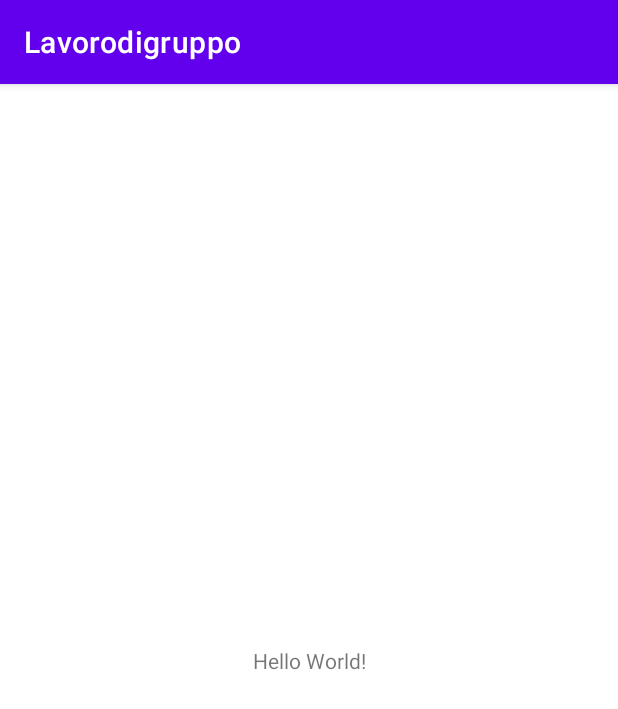
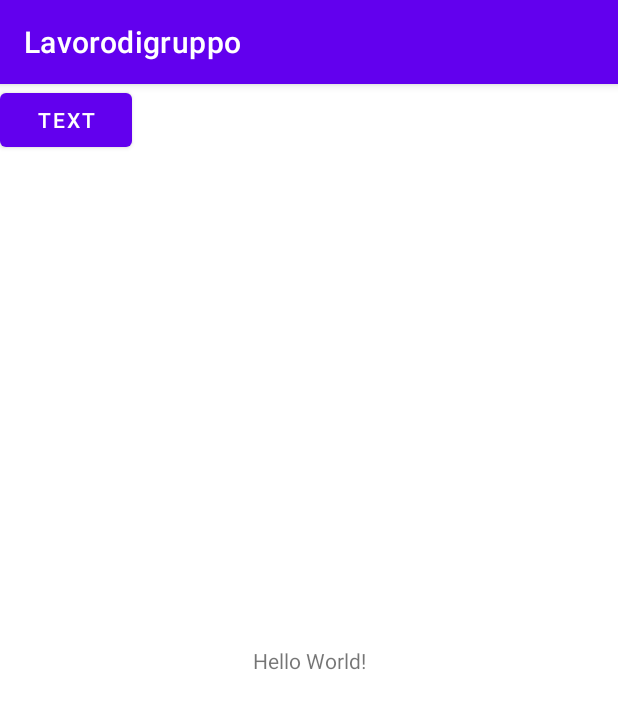
Before and after one commit to matteoserafinoo/Lavorodigruoppo, an Android app: the screen it shows after launch (MainActivity), on a phone screen of 412 x 824 dp. Shown: the top 709 px of the screen. Run offline under Robolectric (Android 15) with nearby library versions, the phone set to English and light mode, and no system bars.

```diff
--- a/app/src/main/java/com/example/lavorodigruppo/MainActivity.java
+++ b/app/src/main/java/com/example/lavorodigruppo/MainActivity.java
@@ -1,14 +1,42 @@
 package com.example.lavorodigruppo;
 
 import androidx.appcompat.app.AppCompatActivity;
-
+import android.content.Intent;
+import android.widget.Button;
 import android.os.Bundle;
+import android.view.View;
+import android.widget.EditText;
+import android.widget.TextView;
+import android.widget.Toast;
 
 public class MainActivity extends AppCompatActivity {
+    Button btnReset; // creare un oggetto di tipo Button
+    Button btnTest;
+    Button btnPlay;
+
+    TextView txtMessaggio;
+
 
     @Override
-    protected void onCreate(Bundle savedInstanceState) {
-        super.onCreate(savedInstanceState);
-        setContentView(R.layout.activity_main);
+    protected void onCreate(Bundle savedInstanceState) // metodo onCreate(non ritorna nessun valore) è il primo metodo ad andare in esecuzione
+    {
+        super.onCreate(savedInstanceState); // si invoca il metodo del padre grazie alla chiamata super
+        setContentView(R.layout.activity_main); // carica il file xml
+
+        btnTest = (Button)findViewById(R.id.btnTest);
+
     }
+
+    public void reset(View v) // View v serve per riconoscere l' Activity
+    {
+        txtMessaggio.setText(" ");
+    }
+
+    public void test(View v)
+    {
+        Toast t = Toast.makeText(getApplicationContext(),"MATTEO SERAFINO",Toast.LENGTH_LONG);// tre parametri(dove viene invocato,messaggio visualizzato,durata)
+        // oggetto TOAST ha anche una gravity per posizionarlo
+        t.show();
+    }
+
 }
--- a/app/src/main/res/layout/activity_main.xml
+++ b/app/src/main/res/layout/activity_main.xml
@@ -15,4 +15,13 @@
         app:layout_constraintRight_toRightOf="parent"
         app:layout_constraintTop_toTopOf="parent" />
 
+    <Button
+        android:id="@+id/btnTest"
+        android:layout_width="wrap_content"
+        android:layout_height="wrap_content"
+        android:onClick="test"
+        android:text="Text"
+        tools:layout_editor_absoluteX="159dp"
+        tools:layout_editor_absoluteY="437dp" />
+
 </androidx.constraintlayout.widget.ConstraintLayout>
```
